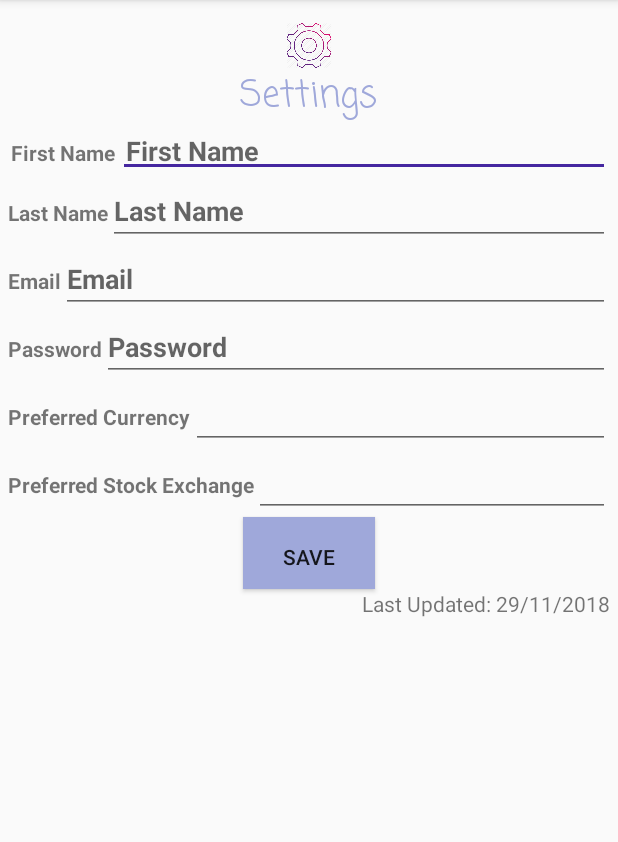
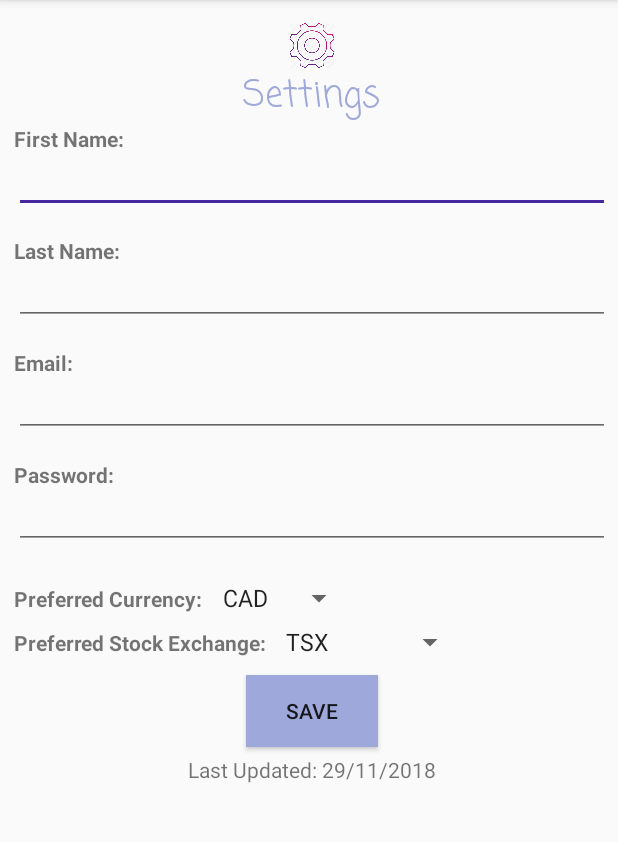
Before and after one commit to Apanian25/am2pm, an Android app: the SettingsActivity screen opened directly, with no data from a screen before it, on a phone screen of 412 x 824 dp, the part 84-926 px from its top. Run offline under Robolectric (Android 15) with nearby library versions, the phone set to English and light mode, and no system bars.

Commit message:
add spinner to settings.xml

```diff
--- a/Stockers/app/src/main/java/com/dawson/jonat/stockers/SettingsActivity.java
+++ b/Stockers/app/src/main/java/com/dawson/jonat/stockers/SettingsActivity.java
@@ -6,25 +6,23 @@ import android.os.Bundle;
 import android.util.Log;
 import android.view.Menu;
 import android.view.View;
+import android.widget.AdapterView;
 import android.widget.ArrayAdapter;
 import android.widget.Spinner;
 import android.widget.Toast;
 
 import com.dawson.jonat.stockers.Menu.Menus;
 
-public class SettingsActivity extends Menus {
+public class SettingsActivity extends Menus  implements AdapterView.OnItemSelectedListener{
 
     @Override
     protected void onCreate(Bundle savedInstanceState) {
         super.onCreate(savedInstanceState);
         setContentView(R.layout.activity_settings);
         //initialize spinner
+        createSpinner(R.id.pref_curr, R.array.spinner_values_currency); //params: id of the spinner, string-array with values
+        createSpinner(R.id.pref_stock, R.array.spinner_values_stock); //params: id of the spinner, string-array with values
 
-    }
-    /**
-     * private helper method to initialize spinner
-     */
-    private void createSpinner(){
     }
 
     /**
@@ -38,7 +36,7 @@ public class SettingsActivity extends Menus {
         //dialog will launch if some changes were detected todo
         super.onPause();
         showDialog();
-        //ask how to cancle
+        //ask how to cancle - finish
     }
     //todo doc!
 
@@ -83,4 +81,27 @@ public class SettingsActivity extends Menus {
             builder.show();
 
         }
+
+    /**
+     * Private method to help create the spinner
+     */
+    private void createSpinner(int id, int array){
+        Spinner spinner = findViewById(id); //find
+        //create an array adapter using the pre-defined spinner layout in android
+        ArrayAdapter<CharSequence> adapter = ArrayAdapter.createFromResource(this, array, android.R.layout.simple_spinner_item);
+        //init
+        adapter.setDropDownViewResource(android.R.layout.simple_spinner_dropdown_item);
+        spinner.setAdapter(adapter);
+        spinner.setOnItemSelectedListener(this);
+    }
+
+    @Override
+    public void onItemSelected(AdapterView<?> parent, View view, int position, long id) {
+       //store in shared pref.
+    }
+
+    @Override
+    public void onNothingSelected(AdapterView<?> parent) {
+    //log nothing was selected
+    }
 }
--- a/Stockers/app/src/main/res/layout/activity_about.xml
+++ b/Stockers/app/src/main/res/layout/activity_about.xml
@@ -5,7 +5,7 @@
     android:layout_width="match_parent"
     android:layout_height="wrap_content"
     tools:context=".AboutActivity"
-    android:textSize="14sp"
+    android:textSize="15sp"
     android:layout_gravity="center"
     android:orientation="vertical">
     <LinearLayout
--- a/Stockers/app/src/main/res/layout/activity_settings.xml
+++ b/Stockers/app/src/main/res/layout/activity_settings.xml
@@ -7,11 +7,12 @@
     android:orientation="vertical"
     tools:context=".SettingsActivity"
     android:padding="5dp"
-    android:textSize="14sp">
+    android:textSize="15sp">
 <LinearLayout
     android:layout_width="match_parent"
     android:layout_height="match_parent"
-    android:orientation="vertical">
+    android:orientation="vertical"
+    android:paddingLeft="4dp">
         <ImageView
             android:layout_width="40dp"
             android:layout_height="40dp"
@@ -25,27 +26,19 @@
             android:text="@string/settings_title"
             style="@style/text_style"
             android:layout_gravity="center"/>
-    <LinearLayout
-        android:layout_width="match_parent"
-        android:layout_height="wrap_content"
-        android:orientation="horizontal">
+
+    <!-- actual date -->
+
         <TextView
             android:layout_width="wrap_content"
             android:layout_height="wrap_content"
-            android:text="@string/fname"
-            android:padding="2dp"/>
+            android:text="@string/fname"/>
         <EditText
             android:layout_width="match_parent"
             android:layout_height="wrap_content"
-            android:id="@+id/fname"
-            android:padding="5dp"
-            android:hint="@string/fname"/>
-    </LinearLayout>
+            style="@style/edit_text"/>
 
-    <LinearLayout
-        android:layout_width="match_parent"
-        android:layout_height="wrap_content"
-        android:orientation="horizontal">
+
     <TextView
             android:layout_width="wrap_content"
             android:layout_height="wrap_content"
@@ -54,13 +47,9 @@
             android:layout_width="match_parent"
             android:layout_height="wrap_content"
             android:id="@+id/lname"
-            android:hint="@string/lname"/>
-    </LinearLayout>
+            style="@style/edit_text"/>
 
-    <LinearLayout
-        android:layout_width="match_parent"
-        android:layout_height="wrap_content"
-        android:orientation="horizontal">
+
     <TextView
             android:layout_width="wrap_content"
             android:layout_height="wrap_content"
@@ -69,67 +58,69 @@
             android:layout_width="match_parent"
             android:layout_height="wrap_content"
             android:id="@+id/email"
-            android:hint="@string/email"/>
-    </LinearLayout>
+            style="@style/edit_text"/>
 
-    <LinearLayout
-        android:layout_width="match_parent"
-        android:layout_height="wrap_content"
-        android:orientation="horizontal">
     <TextView
             android:layout_width="wrap_content"
             android:layout_height="wrap_content"
             android:text="@string/password"/>
+
         <EditText
             android:layout_width="match_parent"
             android:layout_height="wrap_content"
             android:id="@+id/password"
-            android:hint="@string/password"/>
-    </LinearLayout>
-
+            style="@style/edit_text"/>
     <LinearLayout
-        android:layout_width="match_parent"
-        android:layout_height="wrap_content"
-        android:orientation="horizontal">
+        android:layout_width="wrap_content"
+        android:layout_height="match_parent"
+        android:orientation="horizontal"
+        android:layout_marginTop="5dp">
         <TextView
             android:layout_width="wrap_content"
             android:layout_height="wrap_content"
             android:text="@string/pref_curr"
-            android:hint="@string/pref_curr"/>
-        <EditText
-            android:layout_width="match_parent"
+            android:layout_marginRight="5dp"/>
+        <Spinner
+            android:layout_width="wrap_content"
             android:layout_height="wrap_content"
             android:id="@+id/pref_curr"/>
     </LinearLayout>
 
     <LinearLayout
-    android:layout_width="match_parent"
-    android:layout_height="wrap_content"
-    android:orientation="horizontal">
+        android:layout_width="wrap_content"
+        android:layout_height="match_parent"
+        android:orientation="horizontal"
+        android:layout_marginTop="5dp">
         <TextView
             android:layout_width="wrap_content"
             android:layout_height="wrap_content"
             android:text="@string/pref_stock"
-        android:hint="@string/pref_stock"/>
-    <EditText
-        android:layout_width="match_parent"
+            android:layout_marginRight="5dp"/>
+        <Spinner
+            android:layout_width="wrap_content"
             android:layout_height="wrap_content"
             android:id="@+id/pref_stock"/>
     </LinearLayout>
 
+
+    <LinearLayout
+            android:layout_width="match_parent"
+            android:layout_height="match_parent"
+            android:orientation="vertical">
             <Button
                 android:layout_width="wrap_content"
                 android:layout_height="wrap_content"
                 android:text="@string/btn_text_settings"
                 android:background="@color/colorPrimary"
-        android:layout_gravity="center"
-        android:paddingTop="5dp"/>
-
+                android:layout_marginTop="10dp"
+                android:layout_gravity="center"/>
 
             <TextView
                 android:layout_width="wrap_content"
                 android:layout_height="wrap_content"
-        android:layout_gravity="center|end|bottom"
-        android:text="@string/date"/>
+                android:text="@string/date"
+                android:paddingTop="5dp"
+                android:layout_gravity="center"/>
+        </LinearLayout>
 </LinearLayout>
 </ScrollView>
--- /dev/null
+++ b/Stockers/app/src/main/res/values/edit_text_style.xml
@@ -0,0 +1,10 @@
+<resources>
+
+    <!-- Base application theme. -->
+    <style name="edit_text" parent="Theme.AppCompat.Light.DarkActionBar">
+        <item name="android:maxLines">1</item>
+        <item name="android:imeOptions">actionNext</item>
+        <item name="android:layout_marginBottom">15dp</item>
+    </style>
+
+</resources>
--- a/Stockers/app/src/main/res/values/strings.xml
+++ b/Stockers/app/src/main/res/values/strings.xml
@@ -20,18 +20,18 @@
     <string name="lara"><b>Lara Mezirovsky</b></string>
     <string name="about_lara_short">19 years old, loves design and creating websites/apps on any platform</string>
     <string name="danny"><b>Danny Manzano</b></string>
-    <string name="about_danny_short">21 years old, great with logic and data structures</string>
+    <string name="about_danny_short">21 years old, great with slogic and data structures</string>
     <!--DIALOGS IN ABOUT ACTIVITY-->
     <string name="about_dialog_title">More about us</string>
     <string name="btn_text">OK</string>
     <!-- SETTING ACTIVITY STRINGS -->
     <string name="settings_title">Settings</string>
-    <string name="fname"><b>First Name</b></string>
-    <string name="lname"><b>Last Name</b></string>
-    <string name="email"><b>Email</b></string>
-    <string name="password"><b>Password</b></string>
-    <string name="pref_curr"><b>Preferred Currency</b></string>
-    <string name="pref_stock"><b>Preferred Stock Exchange</b></string>
+    <string name="fname"><b>First Name:</b></string>
+    <string name="lname"><b>Last Name:</b></string>
+    <string name="email"><b>Email:</b></string>
+    <string name="password"><b>Password:</b></string>
+    <string name="pref_curr"><b>Preferred Currency:</b></string>
+    <string name="pref_stock"><b>Preferred Stock Exchange:</b></string>
     <string name="date">Last Updated: 29/11/2018</string>
     <string-array name="spinner_values_currency">
         <item>CAD</item>
```
Lines whose indentation alone changed are shown as unchanged.
